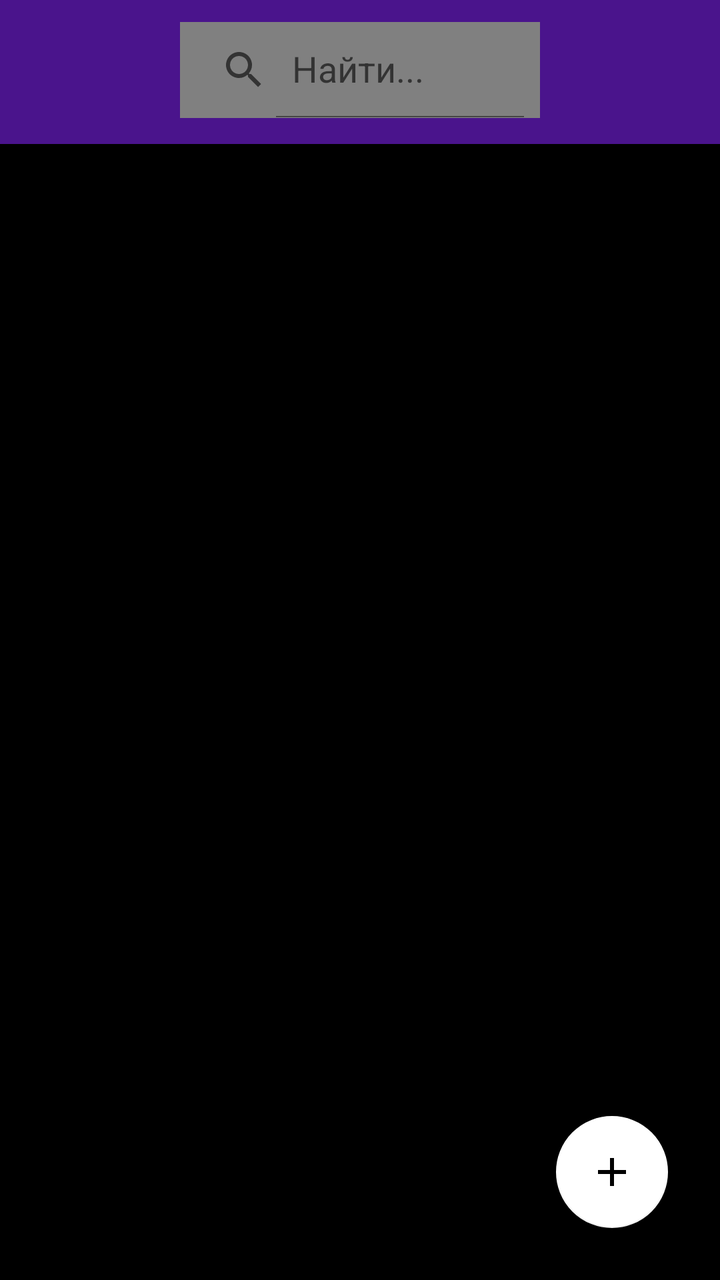
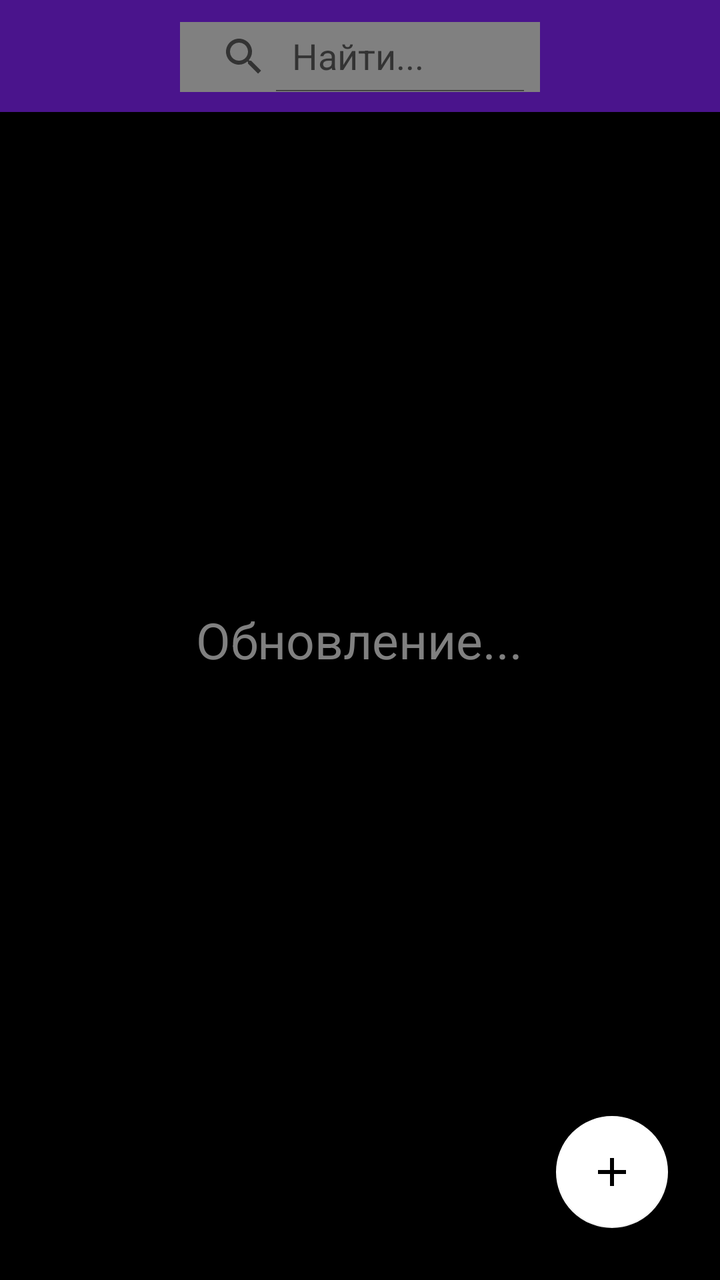

Screens rendered from an Android XML layout before and after an edit, with the pre-edit source and the edit as a unified diff.
<!-- AndroidManifest.xml: application theme Theme.NOTE_PROJECT -->
<!-- res/layout/activity_main.xml -->
<?xml version="1.0" encoding="utf-8"?>
<RelativeLayout xmlns:android="http://schemas.android.com/apk/res/android"
    xmlns:app="http://schemas.android.com/apk/res-auto"
    xmlns:tools="http://schemas.android.com/tools"
    android:layout_width="match_parent"
    android:layout_height="match_parent"
    android:background="#000000"
    android:orientation="vertical"
    tools:context=".MainActivity">

    <androidx.drawerlayout.widget.DrawerLayout
        android:id="@+id/drawer_layout"
        android:layout_width="match_parent"
        android:layout_height="match_parent">

        <RelativeLayout
            android:layout_width="match_parent"
            android:layout_height="match_parent">

            <androidx.appcompat.widget.Toolbar
                android:id="@+id/toolbar"
                android:layout_width="match_parent"
                android:layout_height="72dp"
                android:background="?attr/colorPrimary"
                android:theme="@style/ThemeOverlay.AppCompat.Dark.ActionBar"
                app:popupTheme="@style/ThemeOverlay.AppCompat.Light" />

            <com.google.android.material.floatingactionbutton.FloatingActionButton
                android:id="@+id/fab_add"
                android:layout_width="60dp"
                android:layout_height="wrap_content"
                android:layout_alignParentEnd="true"
                android:layout_alignParentBottom="true"
                android:layout_marginStart="26dp"
                android:layout_marginTop="26dp"
                android:layout_marginEnd="26dp"
                android:layout_marginBottom="26dp"
                android:src="@drawable/add_1"
                android:tint="#FFFFFF"
                app:backgroundTint="#FFFFFF" />

            <androidx.appcompat.widget.SearchView
                android:id="@+id/searchView_home"
                android:layout_width="230dp"
                android:layout_height="wrap_content"
                android:layout_alignParentStart="true"
                android:layout_alignParentTop="true"
                android:layout_alignParentEnd="true"
                android:layout_marginStart="90dp"
                android:layout_marginTop="11dp"
                android:layout_marginEnd="90dp"
                android:layout_marginBottom="16dp"
                android:background="@color/color5"
                app:iconifiedByDefault="false"
                app:queryHint="Найти..." />

            <androidx.recyclerview.widget.RecyclerView
                android:id="@+id/recycler_home"
                android:layout_width="match_parent"
                android:layout_height="607dp"
                android:layout_below="@+id/searchView_home"
                android:layout_marginStart="0dp"
                android:layout_marginTop="10dp"
                android:layout_marginEnd="0dp"
                android:layout_marginBottom="0dp" />
        </RelativeLayout>

        <com.google.android.material.navigation.NavigationView
            android:id="@+id/navigation_view"
            android:layout_width="wrap_content"
            android:layout_height="match_parent"
            android:layout_gravity="start"
            app:headerLayout="@layout/nav_header"
            app:menu="@menu/navigation_menu" />
    </androidx.drawerlayout.widget.DrawerLayout>

</RelativeLayout>
<!-- res/layout/nav_header.xml (included above) -->
<?xml version="1.0" encoding="utf-8"?>
<LinearLayout xmlns:android="http://schemas.android.com/apk/res/android"
    android:layout_width="match_parent"
    android:layout_height="wrap_content"
    android:background="@color/color1"
    android:gravity="bottom"
    android:orientation="vertical"
    android:padding="16dp"
    android:theme="@style/ThemeOverlay.AppCompat.Dark">

    <TextView
        android:id="@+id/nav_header_title"
        android:layout_width="wrap_content"
        android:layout_height="wrap_content"
        android:text="Header Title"
        android:textAppearance="@style/TextAppearance.AppCompat.Body1"/>

    <TextView
        android:id="@+id/nav_header_subtitle"
        android:layout_width="wrap_content"
        android:layout_height="wrap_content"
        android:text="Header Subtitle"
        android:textAppearance="@style/TextAppearance.AppCompat.Body2"/>
</LinearLayout>
<!-- resources referenced by this layout -->
<resources>
  <color name="color1">#4A148C</color>
  <color name="color5">#808080</color>
  <!-- drawable add_1 (drawable) -->
  <vector android:height="24dp" android:tint="#000000"
      android:viewportHeight="24" android:viewportWidth="24"
      android:width="24dp" xmlns:android="http://schemas.android.com/apk/res/android">
      <path android:fillColor="@android:color/white" android:pathData="M19,13h-6v6h-2v-6H5v-2h6V5h2v6h6v2z"/>
  </vector>
  <style name="Theme.NOTE_PROJECT" parent="Base.Theme.NOTE_PROJECT" />
  <style name="Base.Theme.NOTE_PROJECT" parent="Theme.MaterialComponents.DayNight.NoActionBar">
          <item name="colorPrimary">@color/color1</item>
          <item name="colorPrimaryVariant">@color/color1</item>
          <item name="colorOnPrimary">@color/white</item>ы
          <item name="colorSecondary">@color/color5</item>
          <item name="colorSecondaryVariant">@color/color5</item>
          <item name="colorOnSecondary">@color/black</item>
          <item name="android:statusBarColor" tools:targetapi="l">@color/design_default_color_primary_variant</item>
      </style>
  <color name="white">#FFFFFF</color>
  <color name="black">#FF000000</color>
</resources>

<!-- the commit's change to res/layout/activity_main.xml (unified diff, before → after) -->
@@ -17,10 +17,19 @@
             android:layout_width="match_parent"
             android:layout_height="match_parent">
 
+            <TextView
+                android:id="@+id/createnote_or_update"
+                android:layout_width="wrap_content"
+                android:layout_height="wrap_content"
+                android:layout_centerInParent="true"
+                android:text="Обновление..."
+                android:textColor="@color/color5"
+                android:textSize="25sp" />
+
             <androidx.appcompat.widget.Toolbar
                 android:id="@+id/toolbar"
                 android:layout_width="match_parent"
-                android:layout_height="72dp"
+                android:layout_height="wrap_content"
                 android:background="?attr/colorPrimary"
                 android:theme="@style/ThemeOverlay.AppCompat.Dark.ActionBar"
                 app:popupTheme="@style/ThemeOverlay.AppCompat.Light" />
@@ -41,8 +50,8 @@
 
             <androidx.appcompat.widget.SearchView
                 android:id="@+id/searchView_home"
-                android:layout_width="230dp"
-                android:layout_height="wrap_content"
+                android:layout_width="wrap_content"
+                android:layout_height="35dp"
                 android:layout_alignParentStart="true"
                 android:layout_alignParentTop="true"
                 android:layout_alignParentEnd="true"
